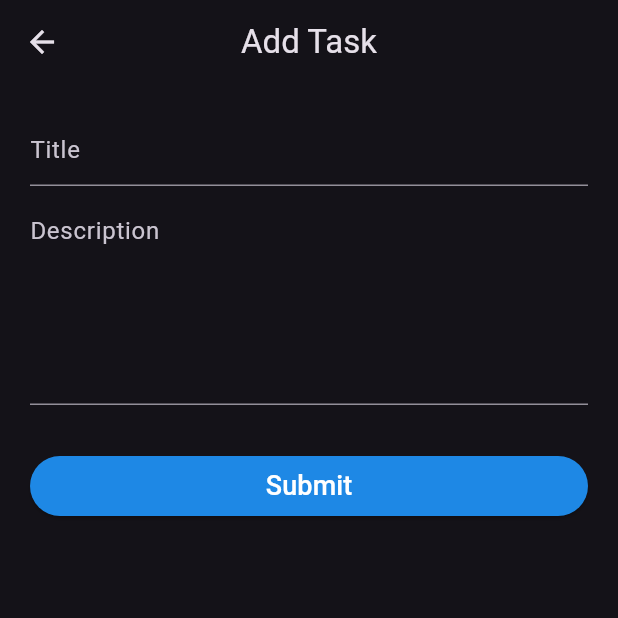
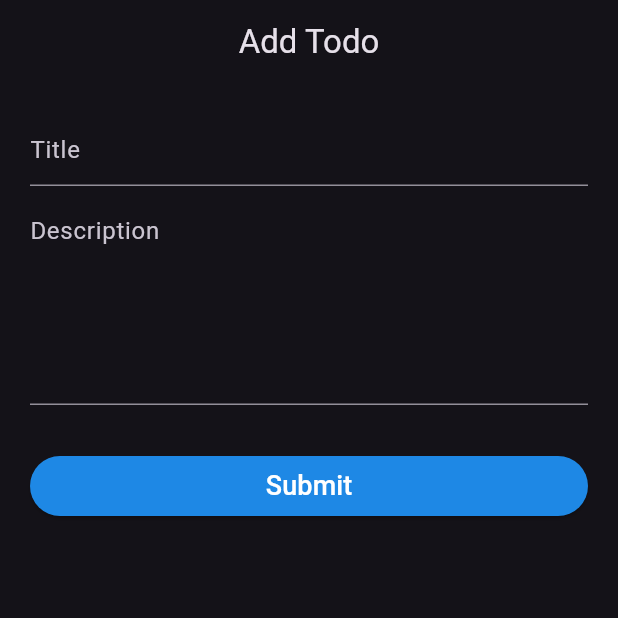
Before and after one commit to TanmayVS007/Todo-List, a Flutter app: the AddTodoScreen screen opened directly, on a phone screen of 412 x 824 dp, the top half of it. Run offline on Flutter 3.47's test engine with Material 3 defaults, Android fonts, the phone set to English and light mode, and no system bars; network calls fail.

Commit message:
App Finished Editing the UI remaining and the other features

```diff
--- a/lib/main.dart
+++ b/lib/main.dart
@@ -1,5 +1,4 @@
 import 'package:flutter/material.dart';
-import 'package:todo_app/screens/add_todo_screen.dart';
 import 'package:todo_app/screens/home_screen.dart';
 
 void main() {
@@ -16,11 +15,6 @@ class MyApp extends StatelessWidget {
       debugShowCheckedModeBanner: false,
       themeMode: ThemeMode.dark,
       theme: ThemeData.dark(),
-      routes: {
-        HomeScreen.routeName: (context) => const HomeScreen(),
-        AddTodoScreen.routeName: (context) => const AddTodoScreen(),
-      },
-      initialRoute: HomeScreen.routeName,
     );
   }
 }
--- a/lib/screens/add_todo_screen.dart
+++ b/lib/screens/add_todo_screen.dart
@@ -4,7 +4,8 @@ import 'package:flutter/material.dart';
 import 'package:http/http.dart' as http;
 
 class AddTodoScreen extends StatefulWidget {
-  const AddTodoScreen({super.key});
+  final Map? todo;
+  const AddTodoScreen({super.key, this.todo});
   static const routeName = '/add_todo_screeen';
 
   @override
@@ -14,6 +15,21 @@ class AddTodoScreen extends StatefulWidget {
 class _AddTodoScreenState extends State<AddTodoScreen> {
   TextEditingController titleController = TextEditingController();
   TextEditingController descController = TextEditingController();
+
+  bool isEdit = false;
+
+  @override
+  void initState() {
+    super.initState();
+    final todo = widget.todo;
+    if (todo != null) {
+      isEdit = true;
+      final title = todo['title'];
+      final description = todo['description'];
+      titleController.text = title;
+      descController.text = description;
+    }
+  }
 
   @override
   void dispose() {
@@ -26,7 +42,7 @@ class _AddTodoScreenState extends State<AddTodoScreen> {
   Widget build(BuildContext context) {
     return Scaffold(
         appBar: AppBar(
-          title: const Text("Add Task"),
+          title: Text(isEdit ? "Edit Todo" : "Add Todo"),
           centerTitle: true,
         ),
         body: Padding(
@@ -55,9 +71,9 @@ class _AddTodoScreenState extends State<AddTodoScreen> {
                 style: ButtonStyle(
                     backgroundColor:
                         MaterialStatePropertyAll(Colors.blue[600])),
-                child: const Text(
-                  "Submit",
-                  style: TextStyle(
+                child: Text(
+                  isEdit ? "Update" : "Submit",
+                  style: const TextStyle(
                       fontSize: 18,
                       color: Colors.white,
                       fontWeight: FontWeight.w500),
@@ -66,6 +82,38 @@ class _AddTodoScreenState extends State<AddTodoScreen> {
             ],
           ),
         ));
+  }
+
+  Future<void> updateData() async {
+    final todo = widget.todo;
+    if (todo == null) {
+      if (kDebugMode) {
+        print("Can not call edit function without data");
+      }
+      return;
+    }
+    final id = todo['_id'];
+
+    final title = titleController.text;
+    final description = descController.text;
+    final task = {
+      "title": title,
+      "description": description,
+      "is_completed": false
+    };
+
+    final url = "https://api.nstack.in/v1/todos/$id";
+    final uri = Uri.parse(url);
+    final response = await http.put(uri,
+        body: jsonEncode(task), headers: {'Content-Type': 'application/json'});
+
+    if (kDebugMode) {
+      if (response.statusCode == 200) {
+        successMessage();
+      } else {
+        failureMessage();
+      }
+    }
   }
 
   Future<void> submitData() async {
```
Also changed, not shown: lib/screens/home_screen.dart (+20 -7 lines).
